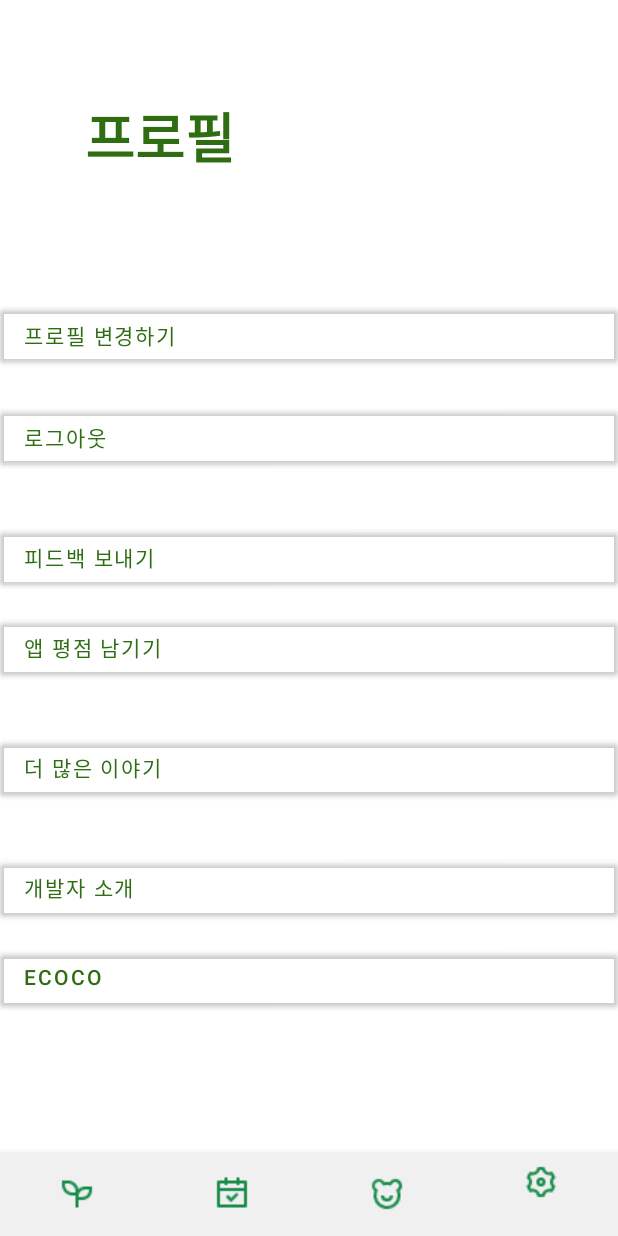
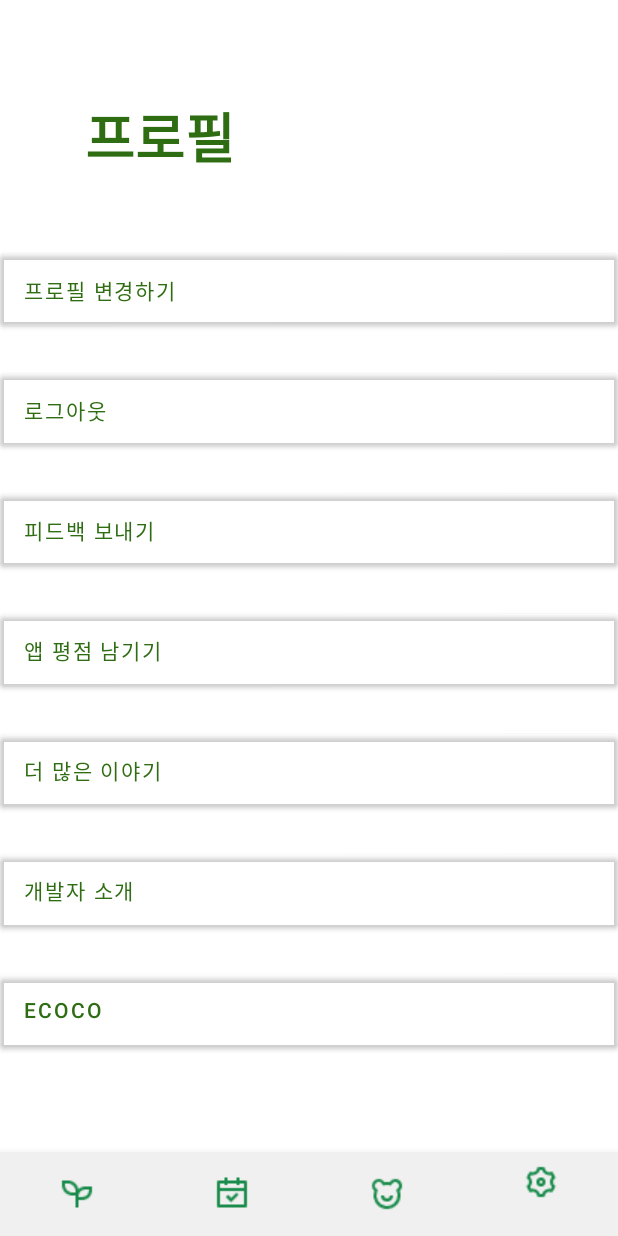
Before and after one commit to sunginkweon/ecoco, an Android app: the screen it shows after launch (MainActivity), item 4 of the bottom bar chosen, on a phone screen of 412 x 824 dp. Run offline under Robolectric (Android 15) with nearby library versions, the phone set to English and light mode, and no system bars.

Commit message:
ecoco 바꿈

```diff
--- a/app/src/main/res/layout/fragment_page_4.xml
+++ b/app/src/main/res/layout/fragment_page_4.xml
@@ -22,7 +22,7 @@
             <Button
                 android:id="@+id/button2"
                 android:layout_width="match_parent"
-                android:layout_height="wrap_content"
+                android:layout_height="60dp"
                 android:layout_marginBottom="20dp"
                 android:gravity="start|center"
                 android:text="@string/ChangeProfile"
@@ -32,8 +32,8 @@
             <Button
                 android:id="@+id/button7"
                 android:layout_width="match_parent"
-                android:layout_height="wrap_content"
-                android:layout_marginBottom="32dp"
+                android:layout_height="60dp"
+                android:layout_marginBottom="20dp"
                 android:gravity="start|center"
                 android:text="@string/Logout"
                 android:textColor="#2E6D12"
@@ -42,8 +42,8 @@
             <Button
                 android:id="@+id/button3"
                 android:layout_width="match_parent"
-                android:layout_height="wrap_content"
-                android:layout_marginBottom="12dp"
+                android:layout_height="60dp"
+                android:layout_marginBottom="20dp"
                 android:gravity="start|center"
                 android:text="@string/SendFeedback"
                 android:textColor="#2E6D12"
@@ -52,8 +52,8 @@
             <Button
                 android:id="@+id/button4"
                 android:layout_width="match_parent"
-                android:layout_height="wrap_content"
-                android:layout_marginBottom="32dp"
+                android:layout_height="60dp"
+                android:layout_marginBottom="20dp"
                 android:gravity="start|center"
                 android:text="@string/AppRate"
                 android:textColor="#2E6D12"
@@ -62,8 +62,8 @@
             <Button
                 android:id="@+id/button5"
                 android:layout_width="match_parent"
-                android:layout_height="wrap_content"
-                android:layout_marginBottom="32dp"
+                android:layout_height="60dp"
+                android:layout_marginBottom="20dp"
                 android:gravity="start|center"
                 android:text="@string/More"
                 android:textColor="#2E6D12"
@@ -72,8 +72,8 @@
             <Button
                 android:id="@+id/button6"
                 android:layout_width="match_parent"
-                android:layout_height="wrap_content"
-                android:layout_marginBottom="12dp"
+                android:layout_height="60dp"
+                android:layout_marginBottom="20dp"
                 android:gravity="start|center"
                 android:text="@string/Developers"
                 android:textColor="#2E6D12"
@@ -82,8 +82,8 @@
             <Button
                 android:id="@+id/button"
                 android:layout_width="match_parent"
-                android:layout_height="wrap_content"
-                android:layout_marginBottom="12dp"
+                android:layout_height="60dp"
+                android:layout_marginBottom="20dp"
                 android:gravity="start|center"
                 android:text="@string/INSTAGRAMecoco"
                 android:textColor="#2E6D12"
```
